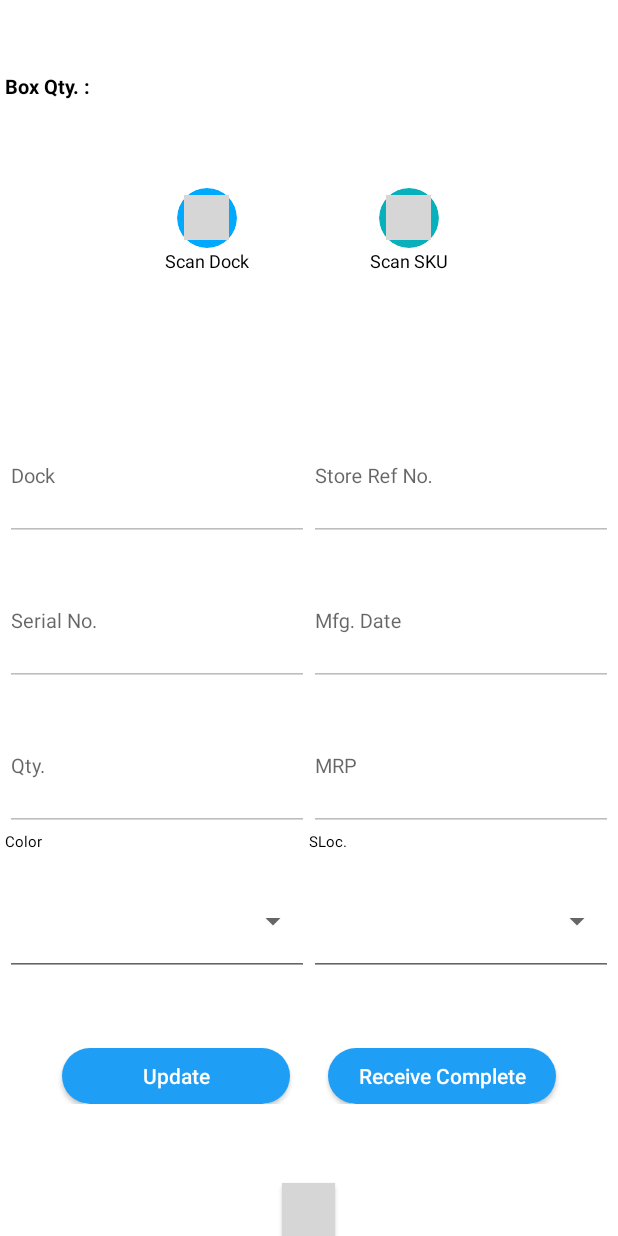
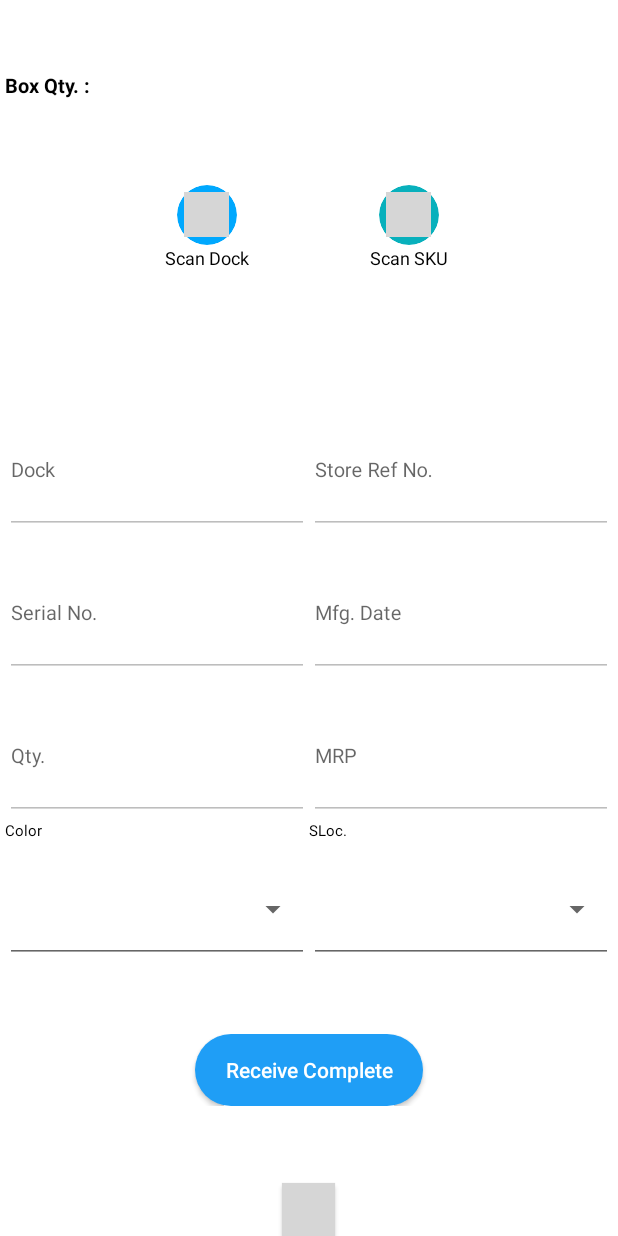
Before and after one commit to Inventrax69/VIP_RDC, an Android app: the layout fragment_goodsin_without_pallet.xml on its own in the app's theme, with its tools: preview values and no code run, on a phone screen of 412 x 824 dp. Run offline under Robolectric (Android 15) with nearby library versions, the phone set to English and light mode, and no system bars; grey boxes are pictures that could not be loaded.

Commit message:
Production Release.....

```diff
--- a/app/build.gradle
+++ b/app/build.gradle
@@ -12,7 +12,7 @@ android {
         minSdkVersion 15
         targetSdkVersion 25
         versionCode 1
-        versionName "1.1"
+        versionName "1.2"
         testInstrumentationRunner "android.support.test.runner.AndroidJUnitRunner"
         multiDexEnabled true
     }
--- a/app/src/main/java/com/example/karthikm/merlinwmscipher_vip_rdc/Activities/LoginActivity.java
+++ b/app/src/main/java/com/example/karthikm/merlinwmscipher_vip_rdc/Activities/LoginActivity.java
@@ -127,7 +127,7 @@ public class LoginActivity extends AppCompatActivity implements LoginView {
             txtReleaseDate = (TextView) findViewById(R.id.txtDate);
             txtVersion = (TextView) findViewById(R.id.txtVersionName);
             txtVersion.setText("Version:" + " " + AndroidUtils.getVersionName().toString());
-            txtReleaseDate.setText("Release Date:" + " " + "04-09-2019");
+            txtReleaseDate.setText("Release Date:" + " " + "11-09-2019");
             SharedPreferences sp = this.getSharedPreferences("SettingsActivity", Context.MODE_PRIVATE);
             serviceUrlString = sp.getString("url", "");
 
--- a/app/src/main/java/com/example/karthikm/merlinwmscipher_vip_rdc/Fragments/AboutFragment.java
+++ b/app/src/main/java/com/example/karthikm/merlinwmscipher_vip_rdc/Fragments/AboutFragment.java
@@ -81,7 +81,7 @@ public class AboutFragment extends Fragment implements View.OnClickListener{
 
             lblReleaseDate=(TextView) rootView.findViewById(R.id.lblReleaseDate);
             txtReleaseDate=(TextView)rootView.findViewById(R.id.txtReleaseDate);
-            txtReleaseDate.setText("04-09-2019");
+            txtReleaseDate.setText("11-09-2019");
 
         }catch (Exception ex){
             Log.d(AboutFragment.class.getName(), ex.toString());
--- a/app/src/main/res/layout/fragment_goodsin_without_pallet.xml
+++ b/app/src/main/res/layout/fragment_goodsin_without_pallet.xml
@@ -456,10 +456,7 @@
                 android:layout_alignParentBottom="true"
                 android:weightSum="3.2">
 
-                <View
-                    android:layout_width="0dp"
-                    android:layout_height="match_parent"
-                    android:layout_weight="0.2" />
+
 
 
                 <Button
@@ -469,15 +466,12 @@
                     android:background="@drawable/button_shape"
                     android:elevation="30dp"
                     android:text="@string/update"
+                    android:visibility="gone"
                     android:textAllCaps="false"
                     android:padding="2dp"
                     android:textColor="@color/white"
                     android:layout_weight="1.2"/>
 
-                <View
-                    android:layout_width="0dp"
-                    android:layout_height="match_parent"
-                    android:layout_weight="0.2" />
 
                 <Button
                     android:id="@+id/btnReceiveComplete"
@@ -491,10 +485,6 @@
                     android:textColor="@color/white"
                     android:layout_weight="1.2"/>
 
-                <View
-                    android:layout_width="0dp"
-                    android:layout_height="match_parent"
-                    android:layout_weight="0.2" />
 
 
             </LinearLayout>
```
Also changed, not shown: app/src/main/res/layout/fragment_goodsin.xml (+3 -13 lines).
